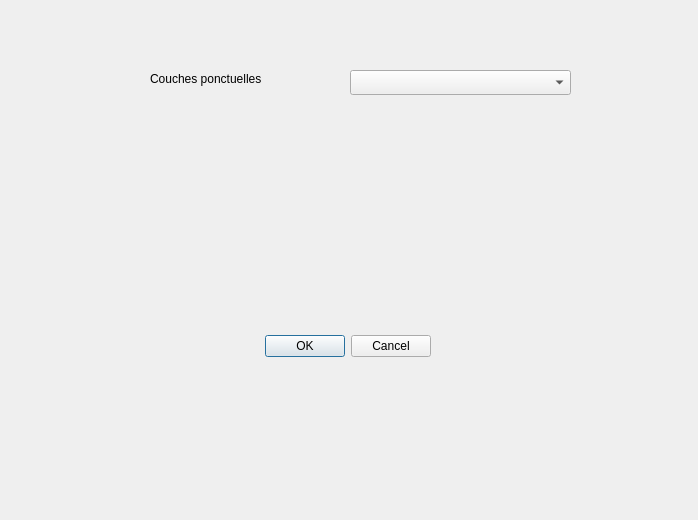
Old version of the form pyqgis_plugin_dialog_base.ui in the repository RomainTH2002/Plugin_TP_QGIS.
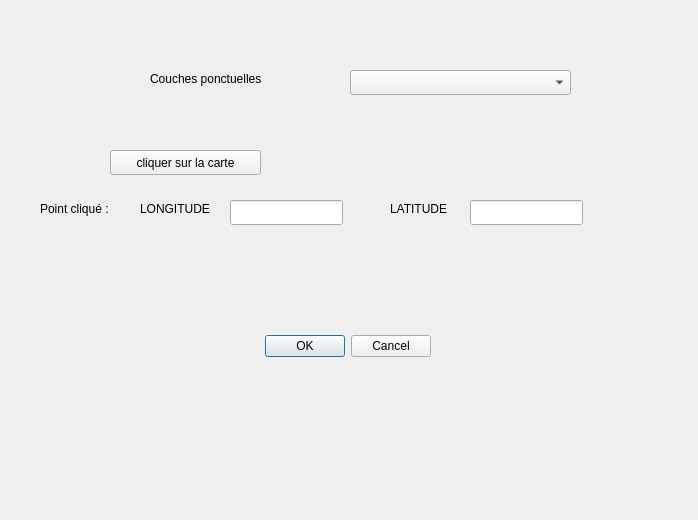
New version of the form.

Patch:
```diff
--- a/pyqgis_plugin_dialog_base.ui
+++ b/pyqgis_plugin_dialog_base.ui
@@ -52,6 +52,78 @@
     <string>Couches ponctuelles</string>
    </property>
   </widget>
+  <widget class="QLabel" name="label_2">
+   <property name="geometry">
+    <rect>
+     <x>40</x>
+     <y>200</y>
+     <width>91</width>
+     <height>17</height>
+    </rect>
+   </property>
+   <property name="text">
+    <string>Point cliqué :</string>
+   </property>
+  </widget>
+  <widget class="QLabel" name="label_3">
+   <property name="geometry">
+    <rect>
+     <x>390</x>
+     <y>200</y>
+     <width>81</width>
+     <height>17</height>
+    </rect>
+   </property>
+   <property name="text">
+    <string>LATITUDE</string>
+   </property>
+  </widget>
+  <widget class="QLabel" name="label_4">
+   <property name="geometry">
+    <rect>
+     <x>140</x>
+     <y>200</y>
+     <width>91</width>
+     <height>17</height>
+    </rect>
+   </property>
+   <property name="text">
+    <string>LONGITUDE</string>
+   </property>
+  </widget>
+  <widget class="QPushButton" name="button_u2">
+   <property name="geometry">
+    <rect>
+     <x>110</x>
+     <y>150</y>
+     <width>151</width>
+     <height>25</height>
+    </rect>
+   </property>
+   <property name="text">
+    <string>cliquer sur la carte</string>
+   </property>
+  </widget>
+  <widget class="QLineEdit" name="longi">
+   <property name="geometry">
+    <rect>
+     <x>230</x>
+     <y>200</y>
+     <width>113</width>
+     <height>25</height>
+    </rect>
+   </property>
+  </widget>
+  <widget class="QLineEdit" name="lati">
+   <property name="geometry">
+    <rect>
+     <x>470</x>
+     <y>200</y>
+     <width>113</width>
+     <height>25</height>
+    </rect>
+   </property>
+  </widget>
  </widget>
  <resources/>
  <connections>
```
